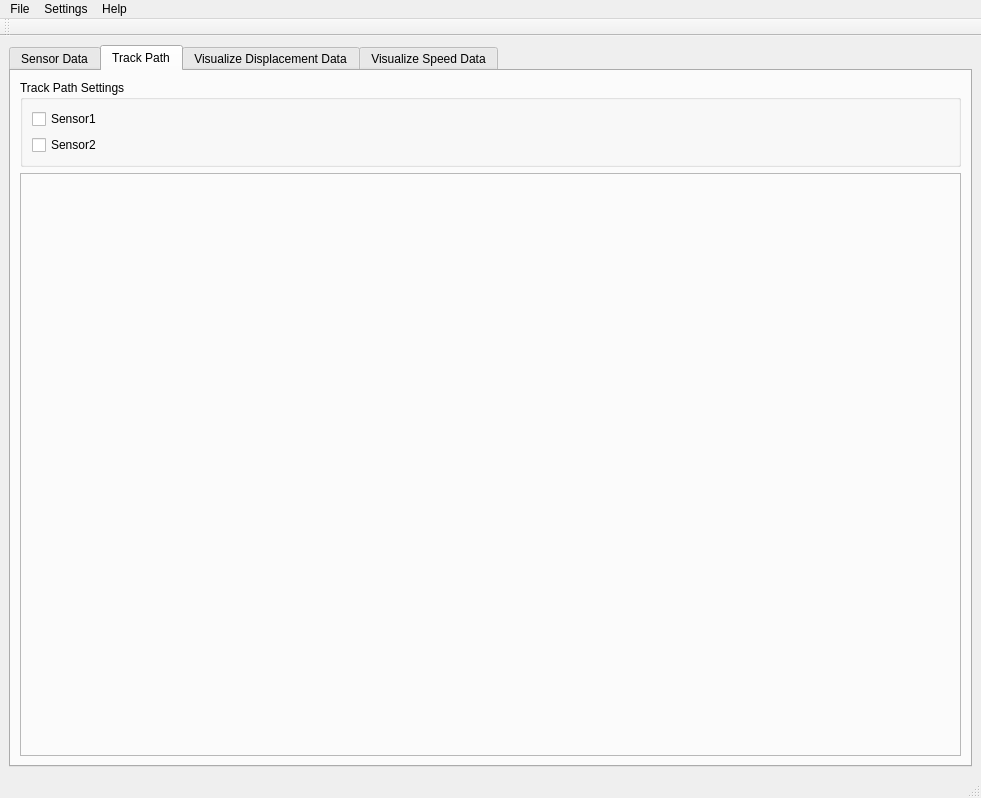
This is src/nxt_qt/ui/mousemonitor_window.ui in Smart-Minotaur/nxt_minotaur as Qt 5 draws it before an edit. The edited form follows.
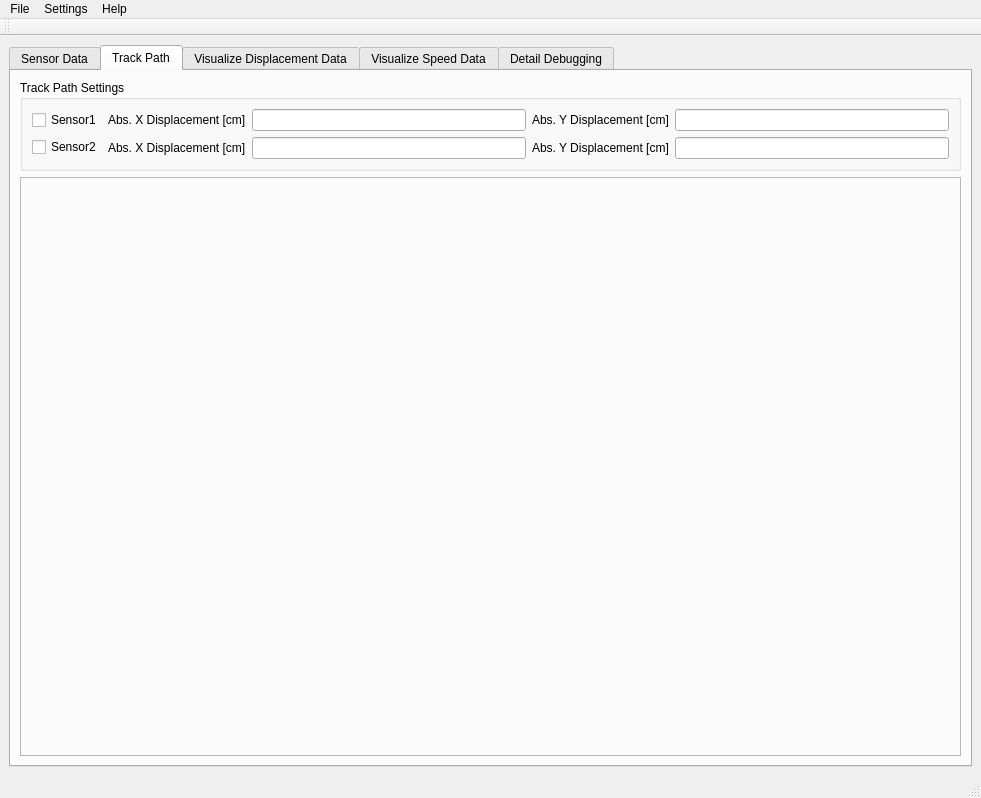
This is the edited form. Icons and pictures are not drawn. Custom widgets are drawn as their Qt base class.

Diff of the .ui file:
```diff
--- a/src/nxt_qt/ui/mousemonitor_window.ui
+++ b/src/nxt_qt/ui/mousemonitor_window.ui
@@ -363,20 +363,84 @@
             <property name="title">
              <string>Track Path Settings</string>
             </property>
-            <layout class="QVBoxLayout" name="verticalLayout_9">
+            <layout class="QHBoxLayout" name="horizontalLayout_9">
              <item>
-              <widget class="QCheckBox" name="trackSensor1">
-               <property name="text">
-                <string>Sensor1</string>
-               </property>
-              </widget>
+              <layout class="QVBoxLayout" name="verticalLayout_11">
+               <item>
+                <widget class="QCheckBox" name="trackSensor1">
+                 <property name="text">
+                  <string>Sensor1</string>
+                 </property>
+                </widget>
+               </item>
+               <item>
+                <widget class="QCheckBox" name="trackSensor2">
+                 <property name="text">
+                  <string>Sensor2</string>
+                 </property>
+                </widget>
+               </item>
+              </layout>
              </item>
              <item>
-              <widget class="QCheckBox" name="trackSensor2">
-               <property name="text">
-                <string>Sensor2</string>
-               </property>
-              </widget>
+              <layout class="QGridLayout" name="gridLayout">
+               <item row="0" column="0">
+                <widget class="QLabel" name="label_11">
+                 <property name="text">
+                  <string>Abs. X Displacement [cm]</string>
+                 </property>
+                </widget>
+               </item>
+               <item row="2" column="0">
+                <widget class="QLabel" name="label_12">
+                 <property name="text">
+                  <string>Abs. X Displacement [cm]</string>
+                 </property>
+                </widget>
+               </item>
+               <item row="2" column="1">
+                <widget class="QLineEdit" name="x_disp2_abs">
+                 <property name="readOnly">
+                  <bool>true</bool>
+                 </property>
+                </widget>
+               </item>
+               <item row="0" column="1">
+                <widget class="QLineEdit" name="x_disp1_abs">
+                 <property name="readOnly">
+                  <bool>true</bool>
+                 </property>
+                </widget>
+               </item>
+               <item row="0" column="3">
+                <widget class="QLineEdit" name="y_disp_abs">
+                 <property name="readOnly">
+                  <bool>true</bool>
+                 </property>
+                </widget>
+               </item>
+               <item row="0" column="2">
+                <widget class="QLabel" name="label_13">
+                 <property name="text">
+                  <string>Abs. Y Displacement [cm]</string>
+                 </property>
+                </widget>
+               </item>
+               <item row="2" column="2">
+                <widget class="QLabel" name="label_14">
+                 <property name="text">
+                  <string>Abs. Y Displacement [cm]</string>
+                 </property>
+                </widget>
+               </item>
+               <item row="2" column="3">
+                <widget class="QLineEdit" name="y_disp2_abs">
+                 <property name="readOnly">
+                  <bool>true</bool>
+                 </property>
+                </widget>
+               </item>
+              </layout>
              </item>
             </layout>
            </widget>
@@ -482,6 +546,27 @@
         </item>
        </layout>
       </widget>
+      <widget class="QWidget" name="DetailTab">
+       <attribute name="title">
+        <string>Detail Debugging</string>
+       </attribute>
+       <layout class="QHBoxLayout" name="horizontalLayout_8">
+        <item>
+         <widget class="QGroupBox" name="groupBox_7">
+          <property name="title">
+           <string>Sensor1</string>
+          </property>
+         </widget>
+        </item>
+        <item>
+         <widget class="QGroupBox" name="groupBox_6">
+          <property name="title">
+           <string>Sensor2</string>
+          </property>
+         </widget>
+        </item>
+       </layout>
+      </widget>
      </widget>
     </item>
    </layout>
```
Left out of the diff: 69 changed lines with no effect on the pictures.
